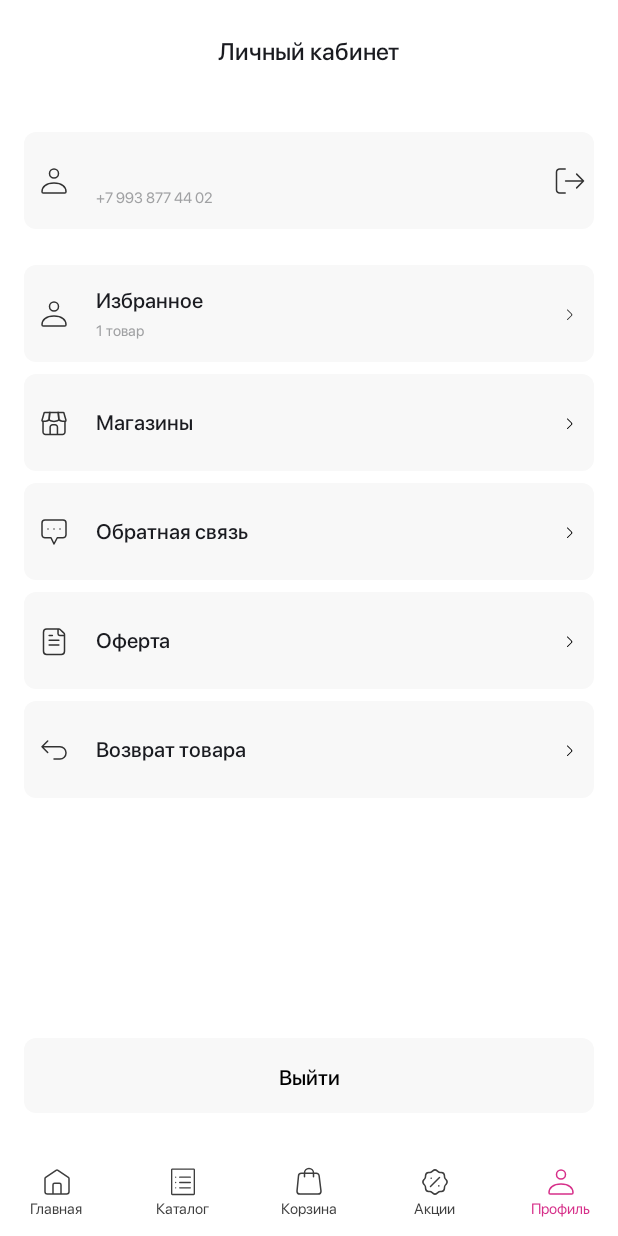
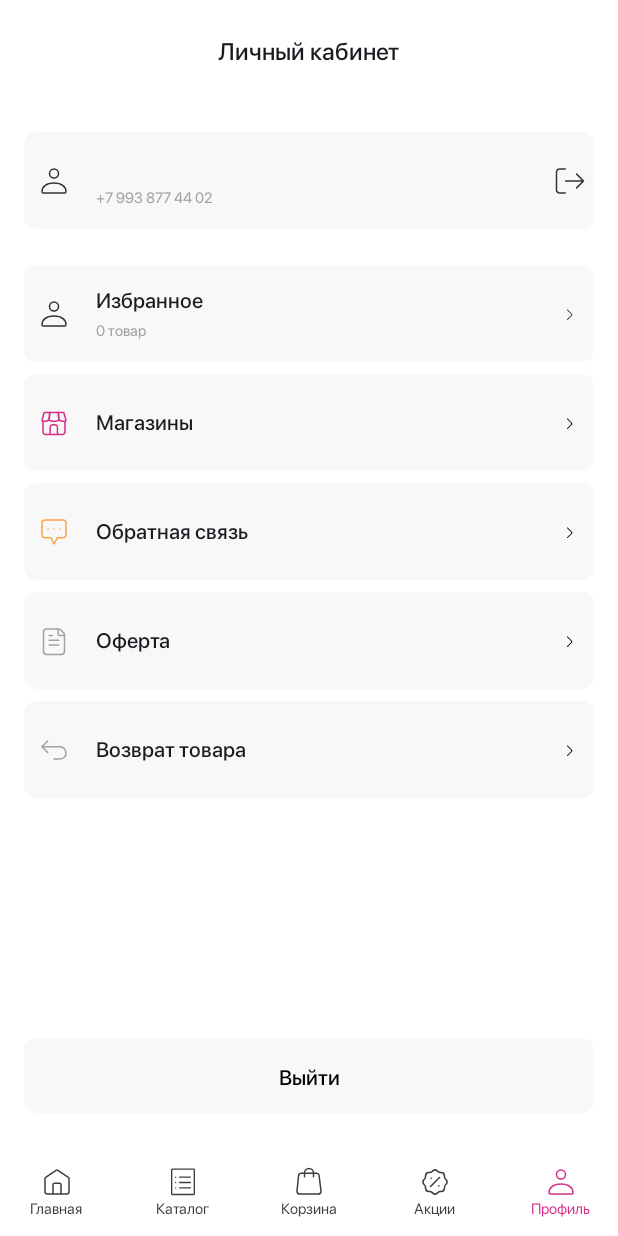
Before and after one commit to buthed/EffectiveMobileTest, an Android app built with Jetpack Compose: the ProfileScreen screen opened through its navigation route, on a phone screen of 412 x 824 dp. Run offline under Robolectric (Android 15) with nearby library versions, the phone set to English and light mode, and no system bars; our stand-ins replace Dagger/Hilt's generated code, Room's generated code.

Commit message:
finish work with room and finish favorites screen

```diff
--- a/app/src/main/java/com/tematihonov/effectivemobiletest/data/local/EffectiveMobileTestAppDatabase.kt
+++ b/app/src/main/java/com/tematihonov/effectivemobiletest/data/local/EffectiveMobileTestAppDatabase.kt
@@ -2,8 +2,10 @@ package com.tematihonov.effectivemobiletest.data.local
 
 import androidx.room.Database
 import androidx.room.RoomDatabase
+import androidx.room.TypeConverters
 
-@Database(entities = [UserEntity::class,FavoritesEntity::class], version = 1, exportSchema = false)
+@TypeConverters(Converters::class)
+@Database(entities = [UserEntity::class,ProductEntity::class], version = 1, exportSchema = false)
 abstract class EffectiveMobileTestAppDatabase: RoomDatabase() {
 
     abstract fun effectiveMobileTestDao(): EffectiveMobileTestDao
--- a/app/src/main/java/com/tematihonov/effectivemobiletest/data/local/EffectiveMobileTestDao.kt
+++ b/app/src/main/java/com/tematihonov/effectivemobiletest/data/local/EffectiveMobileTestDao.kt
@@ -1,27 +1,26 @@
 package com.tematihonov.effectivemobiletest.data.local
 
 import androidx.room.Dao
-import androidx.room.Delete
 import androidx.room.Insert
 import androidx.room.OnConflictStrategy
 import androidx.room.Query
-import com.tematihonov.effectivemobiletest.utils.RoomConstants.FAVORITES_TABLE_NAME
+import com.tematihonov.effectivemobiletest.utils.RoomConstants.PRODUCT_TABLE_NAME
 import com.tematihonov.effectivemobiletest.utils.RoomConstants.USER_TABLE_NAME
 
 @Dao
 interface EffectiveMobileTestDao {
 
     @Insert(onConflict = OnConflictStrategy.IGNORE)
-    suspend fun addNewFavorite(favoritesEntity: FavoritesEntity)
+    suspend fun addNewFavorite(productEntity: ProductEntity)
 
-    @Query("SELECT * FROM $FAVORITES_TABLE_NAME")
-    fun selectAllFavoritesItems(): FavoritesEntity
+    @Query("SELECT * FROM $PRODUCT_TABLE_NAME")
+    suspend fun selectAllFavoritesItems(): List<ProductEntity>
 
-    @Query("DELETE FROM $FAVORITES_TABLE_NAME")
+    @Query("DELETE FROM $PRODUCT_TABLE_NAME")
     suspend fun deleteAllFavoritesItems()
 
-    @Query("DELETE FROM $FAVORITES_TABLE_NAME WHERE id = :id")
-    fun deleteItemFromFavorites(id: Int)
+    @Query("DELETE FROM $PRODUCT_TABLE_NAME WHERE id = :id")
+    suspend fun deleteItemFromFavorites(id: String)
 
     @Insert(onConflict = OnConflictStrategy.IGNORE)
     suspend fun addUser(userEntity: UserEntity)
--- a/app/src/main/java/com/tematihonov/effectivemobiletest/domain/repository/RoomRepository.kt
+++ b/app/src/main/java/com/tematihonov/effectivemobiletest/domain/repository/RoomRepository.kt
@@ -1,17 +1,17 @@
 package com.tematihonov.effectivemobiletest.domain.repository
 
-import com.tematihonov.effectivemobiletest.data.local.FavoritesEntity
+import com.tematihonov.effectivemobiletest.data.local.ProductEntity
 import com.tematihonov.effectivemobiletest.data.local.UserEntity
 
 interface RoomRepository {
 
-    suspend fun addNewFavorite(favoritesEntity: FavoritesEntity)
+    suspend fun addNewFavorite(productEntity: ProductEntity)
 
-    fun selectAllFavoritesItems(): FavoritesEntity
+    suspend fun selectAllFavoritesItems(): List<ProductEntity>
 
     suspend fun deleteAllFavoritesItems()
 
-    fun deleteItemFromFavorites(id: Int)
+    suspend fun deleteItemFromFavorites(id: String)
 
     suspend fun addUser(userEntity: UserEntity)
 
--- a/app/src/main/java/com/tematihonov/effectivemobiletest/navigation/EffectiveMTestNavHost.kt
+++ b/app/src/main/java/com/tematihonov/effectivemobiletest/navigation/EffectiveMTestNavHost.kt
@@ -7,7 +7,7 @@ import androidx.navigation.compose.NavHost
 import androidx.navigation.compose.composable
 import com.tematihonov.effectivemobiletest.presentation.basket.BasketScreen
 import com.tematihonov.effectivemobiletest.presentation.catalog.CatalogScreen
-import com.tematihonov.effectivemobiletest.presentation.home.HomeScreen
+import com.tematihonov.effectivemobiletest.presentation.favorite.FavoriteScreen
 import com.tematihonov.effectivemobiletest.presentation.main.MainScreen
 import com.tematihonov.effectivemobiletest.presentation.profile.ProfileScreen
 import com.tematihonov.effectivemobiletest.presentation.promotions.PromotionsScreen
@@ -24,4 +24,4 @@ fun EffectiveMTestNavHost(navController: NavHostController, paddingValues: Paddi
         composable("promotions") { PromotionsScreen(navController) }
         composable("profile") { ProfileScreen(navController) }
     }
-}
+} //TODO add screens const
--- a/app/src/main/java/com/tematihonov/effectivemobiletest/presentation/app_components/TopAppBar.kt
+++ b/app/src/main/java/com/tematihonov/effectivemobiletest/presentation/app_components/TopAppBar.kt
@@ -53,7 +53,7 @@ fun FavoriteTopAppBar(backClick: () -> Unit) {
         navigationIcon = {
             Icon(
                 painter = painterResource(id = R.drawable.icon_left_arrow), contentDescription = "",
-                modifier = Modifier.clickable(onClick = backClick)
+                modifier = Modifier.clickable(onClick = backClick).padding(start = 16.dp)
             )
         },
         colors = TopAppBarDefaults.centerAlignedTopAppBarColors(containerColor = MaterialTheme.colors.bgWhite)
--- a/app/src/main/java/com/tematihonov/effectivemobiletest/presentation/catalog/CatalogScreen.kt
+++ b/app/src/main/java/com/tematihonov/effectivemobiletest/presentation/catalog/CatalogScreen.kt
@@ -74,7 +74,9 @@ fun CatalogScreen(navController: NavHostController) { //Fix backpress on first l
                             horizontalArrangement = Arrangement.spacedBy(7.dp)
                         ) {
                             items(catalogList) { catalogItem ->
-                                CatalogScreenItem(catalogItem) {
+                                CatalogScreenItem(catalogItem = catalogItem,
+                                    productInFavorites = viewModel.checkProductForFavoriteStatus(catalogItem),
+                                    favoriteButton = { viewModel.addDeleteToFavorites(catalogItem) }) {
                                     viewModel.openProductPage(catalogItem)
                                 }
                             }
@@ -87,6 +89,8 @@ fun CatalogScreen(navController: NavHostController) { //Fix backpress on first l
     AnimatedVisibility(viewModel.itemSelectedStatus) {
         ProductScreen(
             catalogItem = viewModel.selectedItem,
+            productInFavorites = viewModel.selectedItem?.let { viewModel.checkProductForFavoriteStatus(it) } == true,
+            favoriteButton = { viewModel.selectedItem?.let { viewModel.addDeleteToFavorites(it) } }
         ) { viewModel.closeProductPage() }
     }
 
--- a/app/src/main/java/com/tematihonov/effectivemobiletest/presentation/catalog/CatalogViewModel.kt
+++ b/app/src/main/java/com/tematihonov/effectivemobiletest/presentation/catalog/CatalogViewModel.kt
@@ -1,13 +1,15 @@
 package com.tematihonov.effectivemobiletest.presentation.catalog
 
-import android.util.Log
 import androidx.compose.runtime.MutableState
 import androidx.compose.runtime.getValue
 import androidx.compose.runtime.mutableStateOf
 import androidx.compose.runtime.setValue
 import androidx.lifecycle.ViewModel
 import androidx.lifecycle.viewModelScope
+import com.tematihonov.effectivemobiletest.data.local.ProductEntity
+import com.tematihonov.effectivemobiletest.data.mapper.toProductEntity
 import com.tematihonov.effectivemobiletest.domain.models.Item
+import com.tematihonov.effectivemobiletest.domain.repository.RoomRepository
 import com.tematihonov.effectivemobiletest.domain.usecase.NetworkUnionUseCases
 import com.tematihonov.effectivemobiletest.utils.Resource
 import dagger.hilt.android.lifecycle.HiltViewModel
@@ -18,27 +20,52 @@ import javax.inject.Inject
 
 @HiltViewModel
 class CatalogViewModel @Inject constructor(
-    private val networkUnionUseCases: NetworkUnionUseCases
+    private val networkUnionUseCases: NetworkUnionUseCases,
+    private val roomRepository: RoomRepository
 ): ViewModel() {
 
     val catalogList: MutableState<Resource<List<Item>>> = mutableStateOf(Resource.Loading())
+    var favoriteList by mutableStateOf(emptyList<ProductEntity>())
 
     var selectedItem: Item? by mutableStateOf(null)
     var itemSelectedStatus by mutableStateOf(false)
 
+    init {
+        refreshFavoriteList()
+    }
+
+    fun addDeleteToFavorites(catalogItem: Item) {
+        viewModelScope.launch {
+            when (favoriteList.contains(catalogItem.toProductEntity())) {
+                true -> roomRepository.deleteItemFromFavorites(catalogItem.id)
+                false -> roomRepository.addNewFavorite(catalogItem.toProductEntity())
+            }
+            refreshFavoriteList()
+        }
+    }
 
     fun loadCatalogList() {
         viewModelScope.launch {
             networkUnionUseCases.getCatalogList.invoke().onStart {
                 catalogList.value = Resource.Loading()
-                Log.d("GGG", "loading")
             }.catch {
                 catalogList.value = Resource.Error(it.message!!)
-                Log.d("GGG", "error ${it.message}")
             }.collect {
                 catalogList.value = Resource.Success(it.items)
-                Log.d("GGG", "success")
             }
+        }
+    }
+
+    fun checkProductForFavoriteStatus(catalogItem: Item): Boolean {
+        return when (favoriteList.contains(catalogItem.toProductEntity())) {
+            true -> true
+            false -> false
+        }
+    }
+
+    fun refreshFavoriteList() {
+        viewModelScope.launch {
+            favoriteList = roomRepository.selectAllFavoritesItems()
         }
     }
 
--- a/app/src/main/java/com/tematihonov/effectivemobiletest/presentation/profile/ProfileScreen.kt
+++ b/app/src/main/java/com/tematihonov/effectivemobiletest/presentation/profile/ProfileScreen.kt
@@ -4,6 +4,7 @@ import android.content.ComponentName
 import android.content.Context
 import android.content.Intent
 import android.content.pm.PackageManager
+import androidx.compose.animation.AnimatedVisibility
 import androidx.compose.foundation.layout.Arrangement
 import androidx.compose.foundation.layout.Box
 import androidx.compose.foundation.layout.Column
@@ -23,6 +24,7 @@ import androidx.navigation.compose.rememberNavController
 import com.tematihonov.effectivemobiletest.R
 import com.tematihonov.effectivemobiletest.presentation.app_components.ButtonExit
 import com.tematihonov.effectivemobiletest.presentation.app_components.TopAppBar
+import com.tematihonov.effectivemobiletest.presentation.favorite.FavoriteScreen
 import com.tematihonov.effectivemobiletest.presentation.profile.components.CommonTab
 import com.tematihonov.effectivemobiletest.presentation.profile.components.FavoriteTab
 import com.tematihonov.effectivemobiletest.presentation.profile.components.UserTab
@@ -56,7 +58,9 @@ fun ProfileScreen(navController: NavHostController) {
             Column(verticalArrangement = Arrangement.spacedBy(24.dp)) {
                 UserTab(viewModel.currentUser)
                 Column(verticalArrangement = Arrangement.spacedBy(8.dp)) {
-                    FavoriteTab() //TODO add click
+                    FavoriteTab(viewModel.favoriteList.size) {
+                        viewModel.favoriteScreenVisibility = true
+                    } //TODO add click
                     CommonTab(
                         R.drawable.icon_shop,
                         stringResource(id = R.string.personal_account_shops)
@@ -82,6 +86,9 @@ fun ProfileScreen(navController: NavHostController) {
         }
         Box(modifier = Modifier.padding(paddingValues = it))
     }
+    AnimatedVisibility(visible = viewModel.favoriteScreenVisibility) {
+        FavoriteScreen(viewModel)
+    }
 }
 
 
--- a/app/src/main/java/com/tematihonov/effectivemobiletest/presentation/profile/ProfileViewModel.kt
+++ b/app/src/main/java/com/tematihonov/effectivemobiletest/presentation/profile/ProfileViewModel.kt
@@ -6,7 +6,10 @@ import androidx.compose.runtime.setValue
 import androidx.lifecycle.ViewModel
 import androidx.lifecycle.viewModelScope
 import androidx.navigation.NavHostController
+import com.tematihonov.effectivemobiletest.data.local.ProductEntity
 import com.tematihonov.effectivemobiletest.data.local.UserEntity
+import com.tematihonov.effectivemobiletest.data.mapper.toProductEntity
+import com.tematihonov.effectivemobiletest.domain.models.Item
 import com.tematihonov.effectivemobiletest.domain.repository.RoomRepository
 import dagger.hilt.android.lifecycle.HiltViewModel
 import kotlinx.coroutines.delay
@@ -19,9 +22,29 @@ class ProfileViewModel @Inject constructor(
 ): ViewModel() {
 
     var currentUser: UserEntity? by mutableStateOf(null)
+    var favoriteList by mutableStateOf(emptyList<ProductEntity>())
+
+    var favoriteScreenVisibility by mutableStateOf(false)
+    var favoriteScreenGoodsSelected by mutableStateOf(true)
+
 
     init {
         getUserInfo()
+        loadFavoriteList()
+    }
+
+    fun checkProductForFavoriteStatus(catalogItem: Item): Boolean {
+        return when (favoriteList.contains(catalogItem.toProductEntity())) {
+            true -> true
+            false -> false
+        }
+    }
+
+    fun deleteFromFavorites(catalogItem: Item) {
+        viewModelScope.launch {
+            roomRepository.deleteItemFromFavorites(catalogItem.id)
+            loadFavoriteList()
+        }
     }
 
     fun getUserInfo() {
@@ -37,4 +60,10 @@ class ProfileViewModel @Inject constructor(
             navController.popBackStack("main", false)
         }
     }
+
+    fun loadFavoriteList() {
+        viewModelScope.launch {
+            favoriteList = roomRepository.selectAllFavoritesItems()
+        }
+    }
 }
--- a/app/src/main/java/com/tematihonov/effectivemobiletest/presentation/profile/components/ProfileScreenTabs.kt
+++ b/app/src/main/java/com/tematihonov/effectivemobiletest/presentation/profile/components/ProfileScreenTabs.kt
@@ -2,6 +2,7 @@ package com.tematihonov.effectivemobiletest.presentation.profile.components
 
 import androidx.compose.foundation.Image
 import androidx.compose.foundation.background
+import androidx.compose.foundation.clickable
 import androidx.compose.foundation.layout.Arrangement
 import androidx.compose.foundation.layout.Column
 import androidx.compose.foundation.layout.Row
@@ -67,12 +68,13 @@ fun UserTab(currentUser: UserEntity?) {
 }
 
 @Composable
-fun FavoriteTab() {
+fun FavoriteTab(favoriteListSize: Int, toFavoritesClick: () -> Unit) {
     Row(
         modifier = Modifier
             .clip(RoundedCornerShape(8.dp))
             .fillMaxWidth()
-            .background(MaterialTheme.colors.bgLightGray),
+            .background(MaterialTheme.colors.bgLightGray)
+            .clickable(onClick = toFavoritesClick),
         horizontalArrangement = Arrangement.SpaceBetween,
         verticalAlignment = Alignment.CenterVertically
     ) {
@@ -93,10 +95,10 @@ fun FavoriteTab() {
                     style = Typography.titleSmall
                 )
                 Text(
-                    text = "1 товар",
+                    text = "$favoriteListSize товар", //TODO parser qty -> string
                     style = Typography.bodySmall,
                     color = MaterialTheme.colors.textGrey
-                ) //TODO add
+                )
             }
         }
         Icon(
@@ -109,7 +111,7 @@ fun FavoriteTab() {
 }
 
 @Composable
-fun CommonTab(icon: Int, title: String) { //TODO add image colors
+fun CommonTab(icon: Int, title: String) {
     Row(
         modifier = Modifier
             .clip(RoundedCornerShape(8.dp))
@@ -125,9 +127,9 @@ fun CommonTab(icon: Int, title: String) { //TODO add image colors
             horizontalArrangement = Arrangement.spacedBy(16.dp),
             verticalAlignment = Alignment.CenterVertically
         ) {
-            Icon(
+            Image(
                 painter = painterResource(id = icon), contentDescription = "",
-                modifier = Modifier.size(24.dp), tint = MaterialTheme.colors.elementDarkGray
+                modifier = Modifier.size(24.dp)
             )
             Column(verticalArrangement = Arrangement.spacedBy(6.dp)) {
                 Text(text = title, style = Typography.titleSmall)
@@ -151,7 +153,7 @@ fun UserTabPreview() {
 @Composable
 @Preview
 fun FavoriteTabPreview() {
-    FavoriteTab()
+    FavoriteTab(2) {}
 }
 
 @Composable
--- a/app/src/main/java/com/tematihonov/effectivemobiletest/utils/Constants.kt
+++ b/app/src/main/java/com/tematihonov/effectivemobiletest/utils/Constants.kt
@@ -8,5 +8,5 @@ object RetrofitConstants {
 object RoomConstants {
     const val APP_DATABASE = "effective_mobile_test_app_database"
     const val USER_TABLE_NAME = "user_table"
-    const val FAVORITES_TABLE_NAME = "favorites_table"
+    const val PRODUCT_TABLE_NAME = "product_table"
 }
```
Also changed, not shown: app/src/main/java/com/tematihonov/effectivemobiletest/data/local/Converters.kt (added, +57 -0 lines), app/src/main/java/com/tematihonov/effectivemobiletest/data/local/ProductEntity.kt (renamed from app/src/main/java/com/tematihonov/effectivemobiletest/data/local/FavoritesEntity.kt, +7 -7 lines), app/src/main/java/com/tematihonov/effectivemobiletest/data/mapper/ProductEntity.kt (added, +34 -0 lines), app/src/main/java/com/tematihonov/effectivemobiletest/data/repositoryImpl/RoomRepositoryImpl.kt (+5 -5 lines), app/src/main/java/com/tematihonov/effectivemobiletest/presentation/catalog/ProductScreen.kt (+8 -3 lines), app/src/main/java/com/tematihonov/effectivemobiletest/presentation/catalog/components/CatalogScreenItem.kt (+8 -3 lines), app/src/main/java/com/tematihonov/effectivemobiletest/presentation/favorite/FavoriteScreen.kt (+42 -10 lines), app/src/main/java/com/tematihonov/effectivemobiletest/presentation/favorite/components/GoodsBrandsSlider.kt (added, +83 -0 lines), app/src/main/res/drawable/icon_heart_active.xml (renamed from app/src/main/res/drawable/icon_heart__active.xml).
